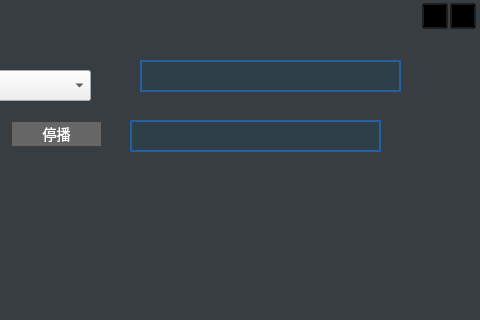
ohto-ai/PostLive, file LivePlatformClient/PilipiliLivePlatform/LivePlatform.ui: the form before one commit; both pictures show x 120 to 600 and y 0 to 320 of the 600 by 516 pixel window.
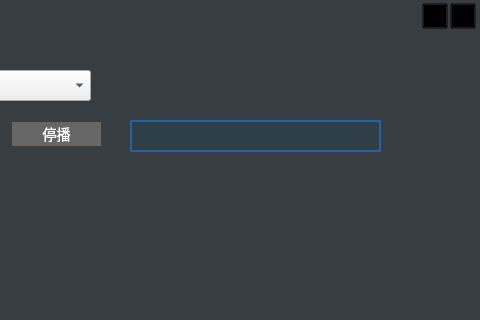
The form after the commit. Icons and pictures are not drawn. Custom widgets are drawn as their Qt base class.

What changed in the file:
```diff
--- a/LivePlatformClient/PilipiliLivePlatform/LivePlatform.ui
+++ b/LivePlatformClient/PilipiliLivePlatform/LivePlatform.ui
@@ -452,32 +452,12 @@
         </size>
        </property>
       </widget>
-      <widget class="QPasswordEdit" name="QPasswordEdit">
-       <property name="geometry">
-        <rect>
-         <x>260</x>
-         <y>10</y>
-         <width>261</width>
-         <height>32</height>
-        </rect>
-       </property>
-       <property name="password" stdset="0">
-        <string/>
-       </property>
-      </widget>
      </widget>
     </item>
    </layout>
   </widget>
  </widget>
  <layoutdefault spacing="6" margin="11"/>
- <customwidgets>
-  <customwidget>
-   <class>QPasswordEdit</class>
-   <extends>QLineEdit</extends>
-   <header>QPasswordEdit.h</header>
-  </customwidget>
- </customwidgets>
  <resources>
   <include location="LivePlatform.qrc"/>
   <include location="LiveLoginDialog.qrc"/>
```
